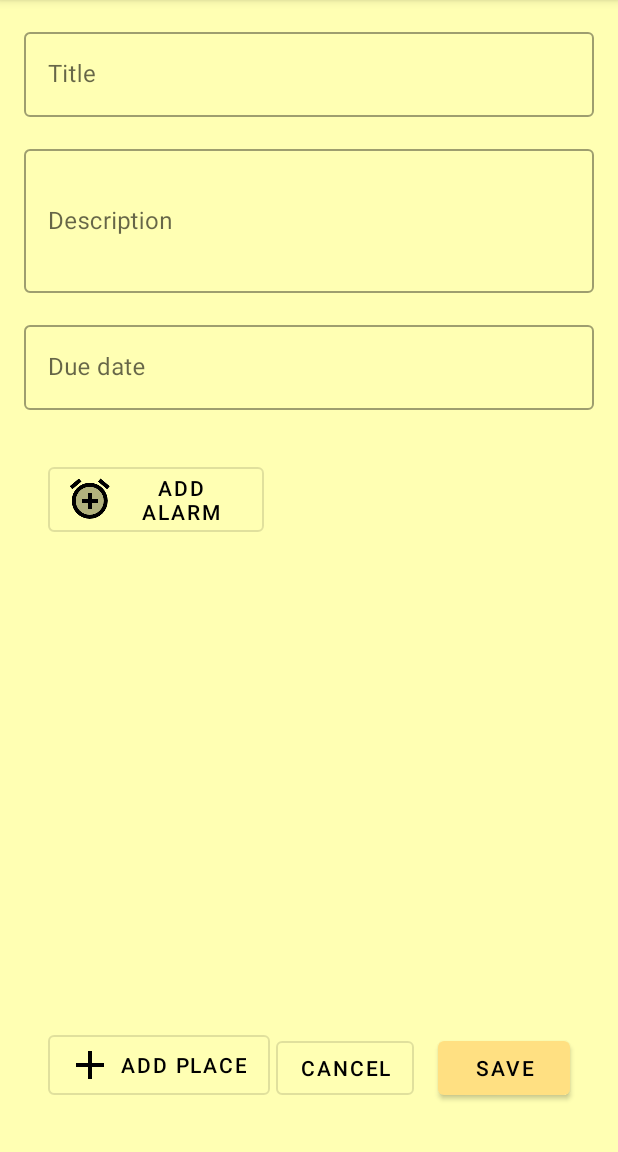
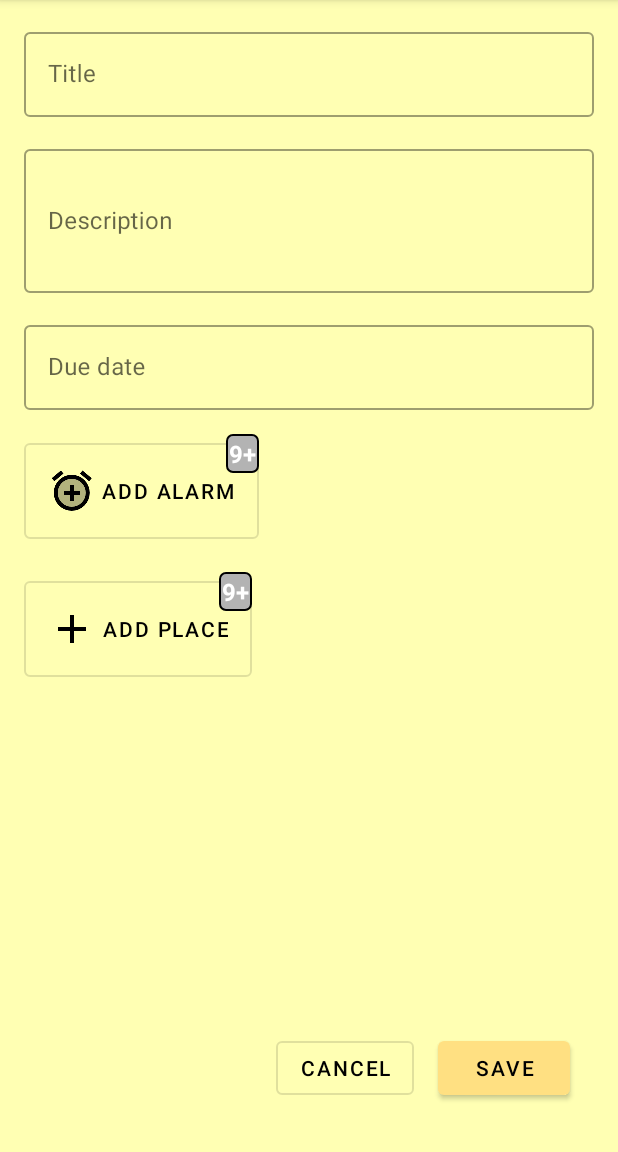
Before and after one commit to malombardi/AnotherToDoList, an Android app: the TaskFragment screen opened through its navigation route, on a phone screen of 412 x 824 dp, the part 84-1236 px from its top. Run offline under Robolectric (Android 15) with nearby library versions, the phone set to English and light mode, and no system bars; our stand-ins replace Firebase (no records; nobody signed in at launch, a user with empty details on screens opened directly), navigation-ui; 2 statements that could not run were skipped.

Commit message:
minor changes on MainFragment and MainViewModel, ui polishing, TaskFragment working on save and cancel

```diff
--- /dev/null
+++ b/app/src/main/java/com/mlprogramming/anothertodolist/alarm/AlarmFragment.kt
@@ -0,0 +1,6 @@
+package com.mlprogramming.anothertodolist.alarm
+
+import androidx.fragment.app.Fragment
+
+class AlarmFragment : Fragment() {
+}
--- a/app/src/main/java/com/mlprogramming/anothertodolist/main/MainFragment.kt
+++ b/app/src/main/java/com/mlprogramming/anothertodolist/main/MainFragment.kt
@@ -24,7 +24,6 @@ import com.mlprogramming.anothertodolist.storage.StorageManager
 import com.mlprogramming.anothertodolist.user.UserManager
 import kotlinx.android.synthetic.main.fragment_main.*
 import kotlinx.android.synthetic.main.item_task.view.*
-import kotlinx.coroutines.launch
 
 class MainFragment : Fragment() {
     lateinit var mainViewModel: MainViewModel
@@ -192,7 +191,6 @@ class MainFragment : Fragment() {
             }
             state.options?.let {
                 if (!state.grabbingOptions) {
-
                     tasksRecyclerView.visibility = View.VISIBLE
                     progressBar.visibility = View.VISIBLE
 
@@ -205,7 +203,6 @@ class MainFragment : Fragment() {
                                 val viewHolder = LayoutInflater.from(parent.context).inflate(
                                     R.layout.item_task, parent, false
                                 )
-
                                 return TaskViewHolder(viewHolder)
                             }
 
@@ -214,6 +211,9 @@ class MainFragment : Fragment() {
                                 position: Int,
                                 model: ToDoTask
                             ) {
+                                holder.itemView.setOnClickListener {
+                                    mainViewModel.onHandleIntent(UiIntent.ProceedToTask(model))
+                                }
                                 holder.bindTask(model)
                             }
                         }
@@ -228,12 +228,11 @@ class MainFragment : Fragment() {
                             mainViewModel.onHandleIntent(UiIntent.AllTaskVisible)
                         }
                     })
-                    mFirebaseAdapter?.let {
-                        if (it.itemCount > 0) {
-                            mainViewModel.onHandleIntent(UiIntent.AllTaskVisible)
-                        } else {
-                            mainViewModel.onHandleIntent(UiIntent.ShowEmpty)
-                        }
+
+                    if (mFirebaseAdapter!!.itemCount > 0) {
+                        mainViewModel.onHandleIntent(UiIntent.AllTaskVisible)
+                    } else {
+                        mainViewModel.onHandleIntent(UiIntent.ShowEmpty)
                     }
                 }
             }
@@ -285,6 +284,10 @@ class MainFragment : Fragment() {
     class TaskViewHolder(itemView: View) : RecyclerView.ViewHolder(itemView) {
         fun bindTask(task: ToDoTask) {
             itemView.title.text = task.title
+            itemView.alarm_count.visibility =
+                if (task.alarms.isNullOrEmpty()) View.GONE else View.VISIBLE
+            itemView.place_count.visibility =
+                if (task.places.isNullOrEmpty()) View.GONE else View.VISIBLE
         }
     }
 }
--- a/app/src/main/java/com/mlprogramming/anothertodolist/main/MainViewModel.kt
+++ b/app/src/main/java/com/mlprogramming/anothertodolist/main/MainViewModel.kt
@@ -29,7 +29,6 @@ sealed class UiIntent {
     object ShowAllTasks : UiIntent()
     object ToastShown : UiIntent()
     object AddTask : UiIntent()
-
 }
 
 sealed class Command {
@@ -68,7 +67,6 @@ class MainViewModel : ViewModel() {
         scopeCoroutine.launch {
             doRepoInit(_storageManager)
         }
-
 
     private fun doRepoInit(_storageManager: StorageManager) {
         if (userManager.getUserId() != null) {
@@ -154,7 +152,8 @@ class MainViewModel : ViewModel() {
                 state.copy(
                     emptyData = true,
                     loading = false,
-                    grabbingOptions = true
+                    grabbingOptions = true,
+                    options = null
                 )
             }
 
--- /dev/null
+++ b/app/src/main/java/com/mlprogramming/anothertodolist/place/PlaceFragment.kt
@@ -0,0 +1,4 @@
+package com.mlprogramming.anothertodolist.place
+
+class PlaceFragment {
+}
--- /dev/null
+++ b/app/src/main/java/com/mlprogramming/anothertodolist/place/PlaceViewModel.kt
@@ -0,0 +1,5 @@
+package com.mlprogramming.anothertodolist.place
+
+class PlaceViewModel {
+
+}
--- a/app/src/main/java/com/mlprogramming/anothertodolist/task/TaskViewModel.kt
+++ b/app/src/main/java/com/mlprogramming/anothertodolist/task/TaskViewModel.kt
@@ -8,7 +8,6 @@ import com.mlprogramming.anothertodolist.model.Place
 import com.mlprogramming.anothertodolist.model.ToDoTask
 import com.mlprogramming.anothertodolist.model.Utility
 import com.mlprogramming.anothertodolist.storage.StorageManager
-import com.mlprogramming.anothertodolist.storage.UserStorage
 import com.mlprogramming.anothertodolist.user.UserManager
 
 data class UiState(
--- /dev/null
+++ b/app/src/main/res/drawable/badge.xml
@@ -0,0 +1,16 @@
+<?xml version="1.0" encoding="utf-8"?>
+<shape xmlns:android="http://schemas.android.com/apk/res/android"
+    android:shape="rectangle">
+    <corners
+        android:radius="4dp"/>
+    <solid
+        android:color="#B3B3B3" />
+    <stroke
+        android:width="1dp"
+        android:color="#000" />
+    <padding
+        android:left="2dp"
+        android:right="2dp"
+        android:top="2dp"
+        android:bottom="2dp" />
+</shape>
--- a/app/src/main/res/layout/fragment_task.xml
+++ b/app/src/main/res/layout/fragment_task.xml
@@ -68,52 +68,71 @@
             android:maxLines="1" />
     </com.google.android.material.textfield.TextInputLayout>
 
-    <com.google.android.material.chip.ChipGroup
-        android:id="@+id/tasks_labels"
-        android:layout_width="0dp"
+    <RelativeLayout
+        android:id="@+id/alarm"
+        android:layout_width="wrap_content"
         android:layout_height="wrap_content"
         android:layout_marginTop="@dimen/default_margin"
-        app:layout_constraintEnd_toEndOf="parent"
         app:layout_constraintStart_toStartOf="parent"
-        app:layout_constraintTop_toBottomOf="@+id/task_date"
-        app:singleLine="false"
-        app:singleSelection="false" />
+        app:layout_constraintTop_toBottomOf="@+id/task_date">
 
         <Button
             android:id="@+id/task_alarm"
             style="@style/Widget.MaterialComponents.Button.OutlinedButton.Icon"
-        android:layout_width="144dp"
+            android:layout_width="wrap_content"
             android:layout_height="wrap_content"
-        android:layout_margin="@dimen/default_margin"
+            android:padding="@dimen/default_padding"
             android:text="@string/add_alarm"
             android:textColor="@color/primaryTextColor"
             app:icon="@drawable/ic_alarm_add"
-        app:iconTint="@color/primaryTextColor"
-        app:layout_constraintStart_toStartOf="parent"
-        app:layout_constraintTop_toBottomOf="@+id/tasks_labels" />
+            app:iconTint="@color/primaryTextColor" />
 
-    <LinearLayout
-        android:id="@+id/task_alarm_linear"
+        <TextView
+            android:id="@+id/alarm_count"
+            android:background="@drawable/badge"
             android:layout_width="wrap_content"
             android:layout_height="wrap_content"
-        android:layout_margin="@dimen/default_margin"
-        android:gravity="center_vertical"
-        android:orientation="vertical"
+            android:layout_alignTop="@id/task_alarm"
+            android:layout_alignEnd="@id/task_alarm"
+            android:padding="2dp"
+            android:text="9+"
+            android:textColor="#FFF"
+            android:textSize="16sp"
+            android:textStyle="bold" />
+    </RelativeLayout>
+
+    <RelativeLayout
+        android:id="@+id/place"
+        android:layout_width="wrap_content"
+        android:layout_height="wrap_content"
+        android:layout_marginTop="@dimen/default_margin"
         app:layout_constraintStart_toStartOf="parent"
-        app:layout_constraintTop_toBottomOf="@+id/task_alarm" />
+        app:layout_constraintTop_toBottomOf="@+id/alarm">
 
         <Button
             android:id="@+id/add_place"
             style="@style/Widget.MaterialComponents.Button.OutlinedButton.Icon"
             android:layout_width="wrap_content"
             android:layout_height="wrap_content"
-        android:layout_margin="@dimen/default_margin"
+            android:padding="@dimen/default_padding"
             android:text="@string/add_place"
             android:textColor="@color/primaryTextColor"
             app:icon="@drawable/ic_add"
-        app:iconTint="@color/primaryTextColor"
-        app:layout_constraintBottom_toBottomOf="parent"
-        app:layout_constraintStart_toStartOf="parent" />
+            app:iconTint="@color/primaryTextColor" />
+
+        <TextView
+            android:id="@+id/place_count"
+            android:background="@drawable/badge"
+            android:layout_width="wrap_content"
+            android:layout_height="wrap_content"
+            android:layout_alignTop="@id/add_place"
+            android:layout_alignEnd="@id/add_place"
+            android:padding="2dp"
+            android:text="9+"
+            android:textColor="#FFF"
+            android:textSize="16sp"
+            android:textStyle="bold" />
+    </RelativeLayout>
 
     <Button
         android:id="@+id/cancel"
--- a/app/src/main/res/values/dimmens.xml
+++ b/app/src/main/res/values/dimmens.xml
@@ -4,6 +4,7 @@
     <dimen name="activity_horizontal_margin">16dp</dimen>
     <dimen name="activity_vertical_margin">16dp</dimen>
     <dimen name="chip_corner_radius">16dp</dimen>
+    <dimen name="min_padding">8dp</dimen>
     <dimen name="default_padding">16dp</dimen>
     <dimen name="default_margin">16dp</dimen>
     <dimen name="default_min_height">48dp</dimen>
```
Also changed, not shown: app/src/main/java/com/mlprogramming/anothertodolist/alarm/AlarmViewModel.kt (added, +28 -0 lines), app/src/main/java/com/mlprogramming/anothertodolist/task/TaskFragment.kt (+14 -7 lines), app/src/main/res/layout/item_task.xml (+50 -14 lines). Lines whose indentation alone changed are shown as unchanged.
